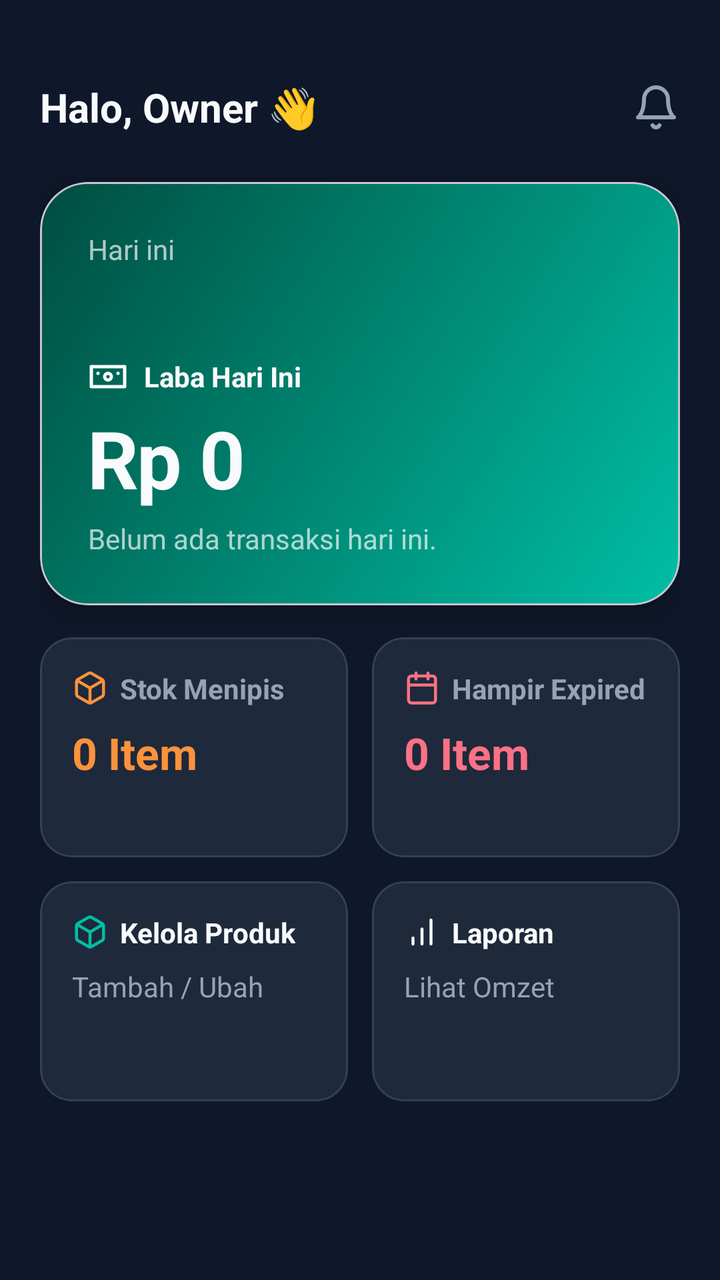
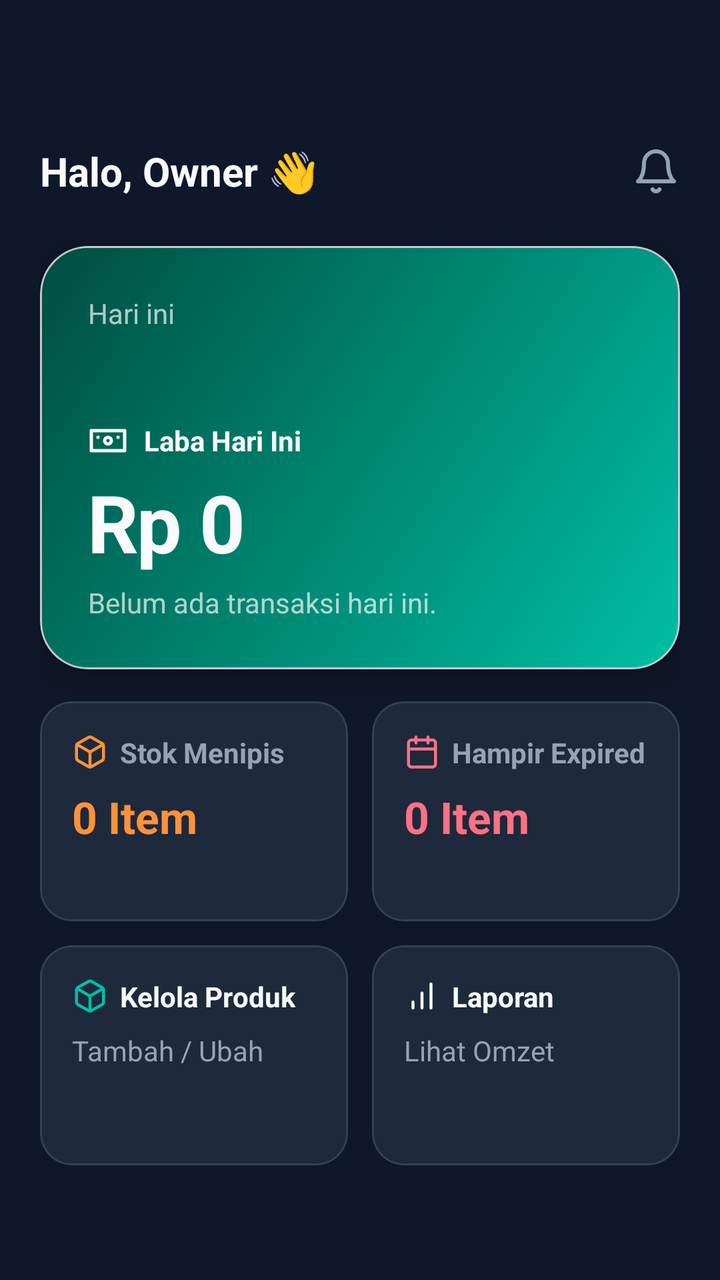

Compare the two renders of this Android layout. The source of the first and the diff that turns it into the second are given below.
<!-- AndroidManifest.xml: application theme Theme.Material3.DayNight.NoActionBar -->
<!-- res/layout/activity_dashboard.xml -->
<?xml version="1.0" encoding="utf-8"?>
<ScrollView xmlns:android="http://schemas.android.com/apk/res/android"
    xmlns:app="http://schemas.android.com/apk/res-auto"
    android:layout_width="match_parent"
    android:layout_height="match_parent"
    android:background="@color/dw_bg"
    android:fillViewport="true">

    <LinearLayout
        android:layout_width="match_parent"
        android:layout_height="wrap_content"
        android:orientation="vertical"
        android:paddingHorizontal="20dp"
        android:paddingTop="24dp"
        android:paddingBottom="24dp">

        
        <androidx.constraintlayout.widget.ConstraintLayout
            android:layout_width="match_parent"
            android:layout_height="wrap_content"
            android:layout_marginTop="16dp"
            android:layout_marginBottom="24dp">

            <TextView
                android:id="@+id/tvGreeting"
                style="@style/Text.Header"
                android:layout_width="wrap_content"
                android:layout_height="wrap_content"
                android:text="Halo, Owner 👋"
                app:layout_constraintBottom_toBottomOf="parent"
                app:layout_constraintStart_toStartOf="parent"
                app:layout_constraintTop_toTopOf="parent" />

            <ImageView
                android:layout_width="24dp"
                android:layout_height="24dp"
                android:src="@drawable/ic_lucide_bell"
                app:layout_constraintBottom_toBottomOf="@id/tvGreeting"
                app:layout_constraintEnd_toEndOf="parent"
                app:layout_constraintTop_toTopOf="@id/tvGreeting" />

        </androidx.constraintlayout.widget.ConstraintLayout>

        
        <com.google.android.material.card.MaterialCardView
            android:layout_width="match_parent"
            android:layout_height="wrap_content"
            app:cardBackgroundColor="@android:color/transparent"
            app:cardCornerRadius="24dp"
            app:cardElevation="8dp">

            <LinearLayout
                android:layout_width="match_parent"
                android:layout_height="wrap_content"
                android:background="@drawable/bg_hero_gradient"
                android:orientation="vertical"
                android:padding="24dp">

                <TextView
                    style="@style/Text.Body"
                    android:layout_width="wrap_content"
                    android:layout_height="wrap_content"
                    android:text="Hari ini"
                    android:alpha="0.7" />

                <TextView
                    android:id="@+id/tvDate"
                    style="@style/Text.Header"
                    android:layout_width="wrap_content"
                    android:layout_height="wrap_content"
                    android:textSize="18sp"
                    android:layout_marginBottom="20dp" />

                <LinearLayout
                    android:layout_width="wrap_content"
                    android:layout_height="wrap_content"
                    android:orientation="horizontal"
                    android:gravity="center_vertical">
                    
                    <ImageView
                        android:layout_width="20dp"
                        android:layout_height="20dp"
                        android:src="@drawable/ic_lucide_wallet"
                        app:tint="@color/dw_text_primary"
                        android:layout_marginEnd="8dp" />

                    <TextView
                        style="@style/Text.Label"
                        android:layout_width="wrap_content"
                        android:layout_height="wrap_content"
                        android:textColor="@color/dw_text_primary"
                        android:text="Laba Hari Ini" />
                </LinearLayout>

                <TextView
                    android:id="@+id/tvProfit"
                    style="@style/Text.Display"
                    android:layout_width="wrap_content"
                    android:layout_height="wrap_content"
                    android:text="Rp 0"
                    android:layout_marginTop="4dp" />

                <TextView
                    android:id="@+id/tvSubInfo"
                    style="@style/Text.Body"
                    android:layout_width="wrap_content"
                    android:layout_height="wrap_content"
                    android:alpha="0.7"
                    android:text="Belum ada transaksi hari ini."
                    android:layout_marginTop="4dp" />

            </LinearLayout>
        </com.google.android.material.card.MaterialCardView>

        
        <GridLayout
            android:layout_width="match_parent"
            android:layout_height="wrap_content"
            android:columnCount="2"
            android:layout_marginTop="16dp">

            
            <com.google.android.material.card.MaterialCardView
                android:layout_width="0dp"
                android:layout_height="110dp"
                android:layout_columnWeight="1"
                android:layout_marginEnd="6dp"
                app:cardBackgroundColor="@color/dw_surface"
                app:cardCornerRadius="16dp"
                app:cardElevation="0dp"
                app:strokeColor="#334155"
                app:strokeWidth="1dp">
                <LinearLayout
                    android:layout_width="match_parent"
                    android:layout_height="match_parent"
                    android:orientation="vertical"
                    android:gravity="top"
                    android:padding="16dp">
                    <LinearLayout
                        android:layout_width="wrap_content"
                        android:layout_height="wrap_content"
                        android:orientation="horizontal" android:gravity="center_vertical">
                        <ImageView android:layout_width="18dp" android:layout_height="18dp"
                            android:src="@drawable/ic_lucide_box" android:layout_marginEnd="6dp" />
                        <TextView style="@style/Text.Label" android:layout_width="wrap_content"
                            android:layout_height="wrap_content" android:text="Stok Menipis" />
                    </LinearLayout>
                    <TextView android:id="@+id/tvLowStock" style="@style/Text.Header"
                        android:layout_width="wrap_content" android:layout_height="wrap_content"
                        android:text="0 Item" android:textColor="#FB923C"
                        android:textSize="22sp" android:layout_marginTop="8dp" />
                </LinearLayout>
            </com.google.android.material.card.MaterialCardView>

            
            <com.google.android.material.card.MaterialCardView
                android:layout_width="0dp"
                android:layout_height="110dp"
                android:layout_columnWeight="1"
                android:layout_marginStart="6dp"
                app:cardBackgroundColor="@color/dw_surface"
                app:cardCornerRadius="16dp"
                app:cardElevation="0dp"
                app:strokeColor="#334155"
                app:strokeWidth="1dp">
                <LinearLayout
                    android:layout_width="match_parent"
                    android:layout_height="match_parent"
                    android:orientation="vertical"
                    android:gravity="top"
                    android:padding="16dp">
                    <LinearLayout
                        android:layout_width="wrap_content"
                        android:layout_height="wrap_content"
                        android:orientation="horizontal" android:gravity="center_vertical">
                        <ImageView android:layout_width="18dp" android:layout_height="18dp"
                            android:src="@drawable/ic_lucide_calendar" android:layout_marginEnd="6dp" />
                        <TextView style="@style/Text.Label" android:layout_width="wrap_content"
                            android:layout_height="wrap_content" android:text="Hampir Expired" />
                    </LinearLayout>
                    <TextView android:id="@+id/tvExpired" style="@style/Text.Header"
                        android:layout_width="wrap_content" android:layout_height="wrap_content"
                        android:text="0 Item" android:textColor="#FB7185"
                        android:textSize="22sp" android:layout_marginTop="8dp" />
                </LinearLayout>
            </com.google.android.material.card.MaterialCardView>
        </GridLayout>

        
        <GridLayout
            android:layout_width="match_parent"
            android:layout_height="wrap_content"
            android:columnCount="2"
            android:layout_marginTop="12dp">

            
            <com.google.android.material.card.MaterialCardView
                android:id="@+id/btnManageProducts"
                android:layout_width="0dp"
                android:layout_height="110dp"
                android:layout_columnWeight="1"
                android:layout_marginEnd="6dp"
                app:cardBackgroundColor="@color/dw_surface"
                app:cardCornerRadius="16dp"
                app:cardElevation="0dp"
                app:strokeColor="#334155"
                app:strokeWidth="1dp"
                android:clickable="true"
                android:focusable="true"
                app:rippleColor="#33FFFFFF">
                
                <LinearLayout
                    android:layout_width="match_parent"
                    android:layout_height="match_parent"
                    android:orientation="vertical"
                    android:gravity="top"
                    android:padding="16dp">
                    <LinearLayout
                        android:layout_width="wrap_content"
                        android:layout_height="wrap_content"
                        android:orientation="horizontal" android:gravity="center_vertical">
                        <ImageView
                            android:layout_width="18dp"
                            android:layout_height="18dp"
                            android:src="@drawable/ic_lucide_box"
                            app:tint="@color/dw_teal"
                            android:layout_marginEnd="6dp" />
                        <TextView
                            style="@style/Text.Label"
                            android:layout_width="wrap_content"
                            android:layout_height="wrap_content"
                            android:textColor="@color/dw_text_primary"
                            android:text="Kelola Produk" />
                    </LinearLayout>
                    <TextView
                        style="@style/Text.Body"
                        android:layout_width="wrap_content"
                        android:layout_height="wrap_content"
                        android:textColor="@color/dw_text_secondary"
                        android:textSize="14sp"
                        android:text="Tambah / Ubah"
                        android:layout_marginTop="8dp" />
                </LinearLayout>
            </com.google.android.material.card.MaterialCardView>

            
            <com.google.android.material.card.MaterialCardView
                android:id="@+id/btnLaporan"
                android:layout_width="0dp"
                android:layout_height="110dp"
                android:layout_columnWeight="1"
                android:layout_marginStart="6dp"
                app:cardBackgroundColor="@color/dw_surface"
                app:cardCornerRadius="16dp"
                app:cardElevation="0dp"
                app:strokeColor="#334155"
                app:strokeWidth="1dp"
                android:clickable="true"
                android:focusable="true"
                app:rippleColor="#33FFFFFF">

                <LinearLayout
                    android:layout_width="match_parent"
                    android:layout_height="match_parent"
                    android:orientation="vertical"
                    android:gravity="top"
                    android:padding="16dp">
                    <LinearLayout
                        android:layout_width="wrap_content"
                        android:layout_height="wrap_content"
                        android:orientation="horizontal" android:gravity="center_vertical">
                        <ImageView
                            android:layout_width="18dp"
                            android:layout_height="18dp"
                            android:src="@drawable/ic_lucide_chart"
                            app:tint="@color/dw_text_primary"
                            android:layout_marginEnd="6dp" />
                        <TextView
                            style="@style/Text.Label"
                            android:layout_width="wrap_content"
                            android:layout_height="wrap_content"
                            android:textColor="@color/dw_text_primary"
                            android:text="Laporan" />
                    </LinearLayout>
                    <TextView
                        style="@style/Text.Body"
                        android:layout_width="wrap_content"
                        android:layout_height="wrap_content"
                        android:textColor="@color/dw_text_secondary"
                        android:textSize="14sp"
                        android:text="Lihat Omzet"
                        android:layout_marginTop="8dp" />
                </LinearLayout>
            </com.google.android.material.card.MaterialCardView>

        </GridLayout>

    </LinearLayout>
</ScrollView>
<!-- resources referenced by this layout -->
<resources>
  <color name="dw_bg">#0F172A</color>
  <color name="dw_surface">#1E293B</color>
  <color name="dw_teal">#00BFA5</color>
  <color name="dw_text_primary">#F8FAFC</color>
  <color name="dw_text_secondary">#94A3B8</color>
  <!-- drawable bg_hero_gradient (drawable) -->
  <?xml version="1.0" encoding="utf-8"?>
  <shape xmlns:android="http://schemas.android.com/apk/res/android" android:shape="rectangle">
      <gradient android:startColor="#00BFA5" android:endColor="#004D40" android:angle="135" />
      <corners android:radius="24dp" />
  </shape>
  <!-- drawable ic_lucide_bell (drawable) -->
  <vector xmlns:android="http://schemas.android.com/apk/res/android" android:width="24dp" android:height="24dp" android:viewportWidth="24" android:viewportHeight="24">
    <path android:strokeColor="#94A3B8" android:strokeWidth="2" android:strokeLineCap="round" android:strokeLineJoin="round" android:pathData="M6 8a6 6 0 0 1 12 0c0 7 3 9 3 9H3s3-2 3-9M10.3 21a1.94 1.94 0 0 0 3.4 0"/>
  </vector>
  <!-- drawable ic_lucide_box (drawable) -->
  <vector xmlns:android="http://schemas.android.com/apk/res/android" android:width="24dp" android:height="24dp" android:viewportWidth="24" android:viewportHeight="24">
    <path android:strokeColor="#FB923C" android:strokeWidth="2" android:strokeLineCap="round" android:strokeLineJoin="round" android:pathData="M21 16V8a2 2 0 0 0-1-1.73l-7-4a2 2 0 0 0-2 0l-7 4A2 2 0 0 0 3 8v8a2 2 0 0 0 1 1.73l7 4a2 2 0 0 0 2 0l7-4A2 2 0 0 0 21 16z M3.27 6.96L12 12.01l8.73-5.05 M12 22.08V12"/>
  </vector>
  <!-- drawable ic_lucide_calendar (drawable) -->
  <vector xmlns:android="http://schemas.android.com/apk/res/android" android:width="24dp" android:height="24dp" android:viewportWidth="24" android:viewportHeight="24">
    <path android:strokeColor="#FB7185" android:strokeWidth="2" android:strokeLineCap="round" android:strokeLineJoin="round" android:pathData="M19 4H5a2 2 0 0 0-2 2v14a2 2 0 0 0 2 2h14a2 2 0 0 0 2-2V6a2 2 0 0 0-2-2z M16 2v4 M8 2v4 M3 10h18"/>
  </vector>
  <!-- drawable ic_lucide_chart (drawable) -->
  <vector xmlns:android="http://schemas.android.com/apk/res/android" android:width="24dp" android:height="24dp" android:viewportWidth="24" android:viewportHeight="24">
    <path android:strokeColor="#FFFFFF" android:strokeWidth="2" android:strokeLineCap="round" android:strokeLineJoin="round" android:pathData="M12 20V10M18 20V4M6 20v-4"/>
  </vector>
  <!-- drawable ic_lucide_wallet (drawable) -->
  <vector xmlns:android="http://schemas.android.com/apk/res/android" android:width="24dp" android:height="24dp" android:viewportWidth="24" android:viewportHeight="24">
    <path android:strokeColor="#FFFFFF" android:strokeWidth="2" android:strokeLineCap="round" android:strokeLineJoin="round" android:pathData="M2 6h20v12H2z M12 14a2 2 0 1 0 0-4 2 2 0 0 0 0 4z M6 10h.01 M18 10h.01"/>
  </vector>
  <style name="Text.Body" parent="android:Widget.TextView">
          <item name="android:textColor">@color/text_primary</item>
          <item name="android:textSize">14sp</item>
      </style>
  <style name="Text.Display" parent="android:Widget.TextView">
          <item name="android:textColor">@color/text_primary</item>
          <item name="android:textSize">40sp</item>
          <item name="android:textStyle">bold</item>
          <item name="android:letterSpacing">-0.02</item>
      </style>
  <style name="Text.Header" parent="android:Widget.TextView">
          <item name="android:textColor">@color/text_primary</item>
          <item name="android:textSize">20sp</item>
          <item name="android:textStyle">bold</item>
      </style>
  <style name="Text.Label" parent="android:Widget.TextView">
          <item name="android:textColor">@color/text_secondary</item>
          <item name="android:textSize">14sp</item>
          <item name="android:textStyle">bold</item>
      </style>
  <color name="text_primary">#F8FAFC</color>
  <color name="text_secondary">#94A3B8</color>
</resources>

<!-- the commit's change to res/layout/activity_dashboard.xml (unified diff, before → after) -->
@@ -11,7 +11,7 @@
         android:layout_height="wrap_content"
         android:orientation="vertical"
         android:paddingHorizontal="20dp"
-        android:paddingTop="24dp"
+        android:paddingTop="56dp"
         android:paddingBottom="24dp">
 
         
